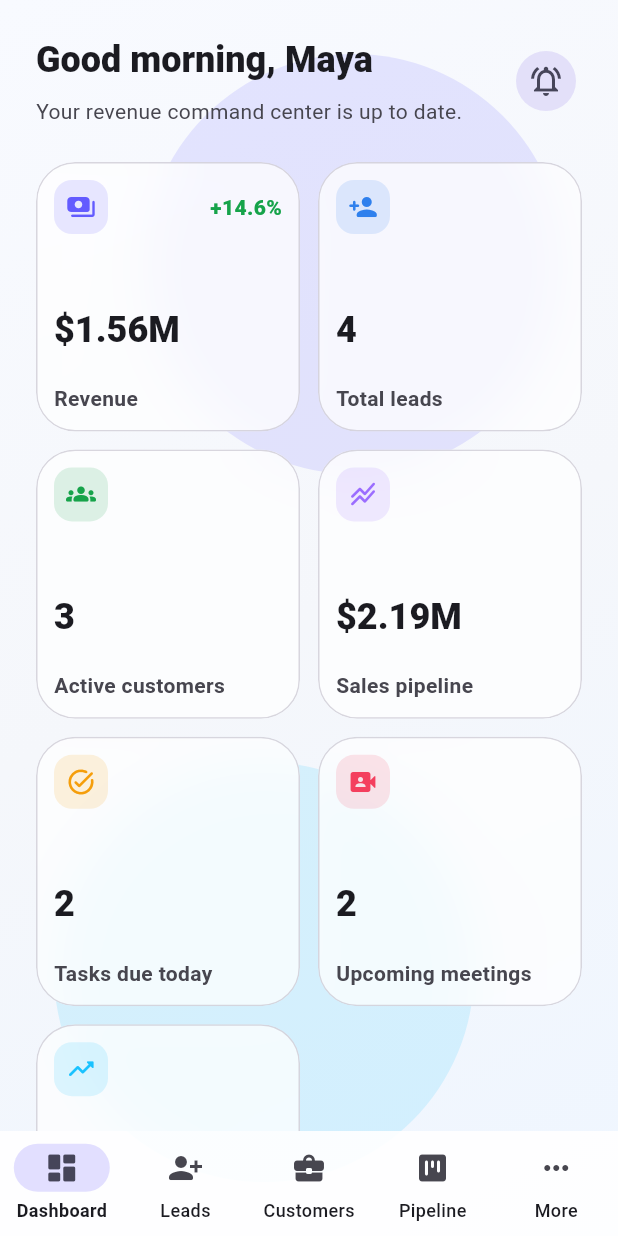
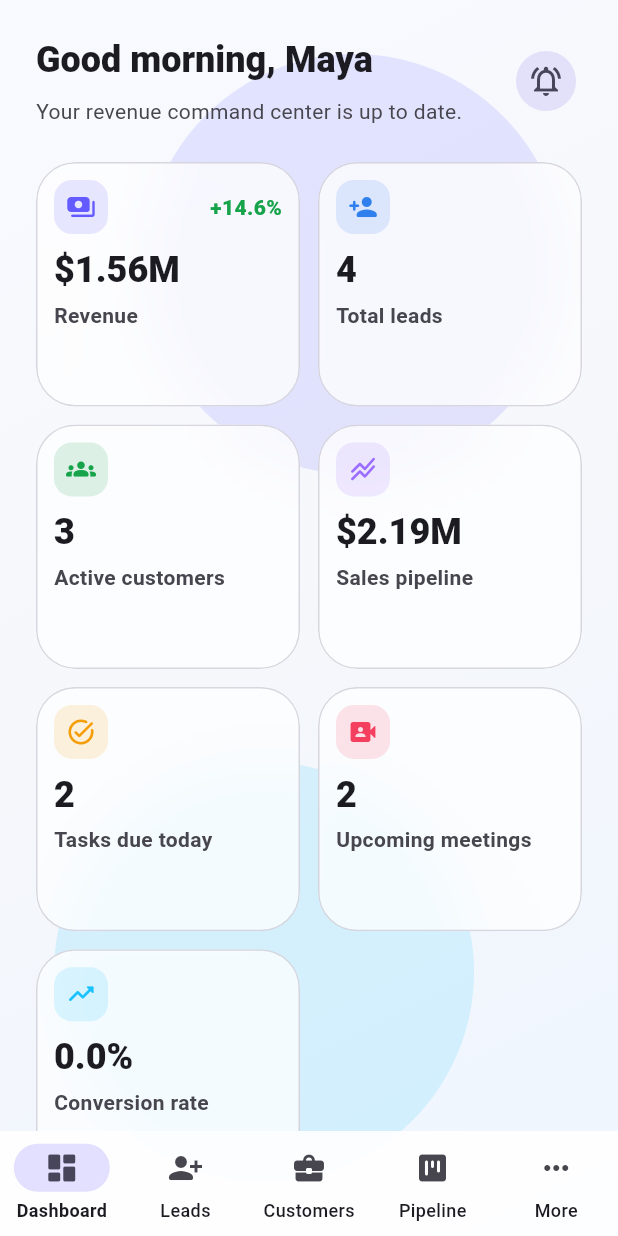
Before and after one commit to mernmaster2025/flutter-crm, a Flutter app: the screen it shows after launch, after a tap on "Sign in", on a phone screen of 412 x 824 dp. Run offline on Flutter 3.47's test engine with Material 3 defaults, Android fonts, the phone set to English and light mode, and no system bars; drawn by our look-alikes of flutter_animate; our stand-ins replace dio, fl_chart, flutter_riverpod, flutter_secure_storage, go_router, hive_flutter and 2 more; accounts and stored records are empty.

Commit message:
update card style

```diff
--- a/lib/presentation/customers/customers_screen.dart
+++ b/lib/presentation/customers/customers_screen.dart
@@ -117,7 +117,7 @@ class _CustomerCard extends ConsumerWidget {
                 ),
               ],
             ),
-            const SizedBox(height: AppSpacing.md),
+            const SizedBox(height: AppSpacing.sm),
             Wrap(
               spacing: AppSpacing.xs,
               children: [
@@ -126,10 +126,10 @@ class _CustomerCard extends ConsumerWidget {
                 for (final tag in customer.tags) StatusBadge(label: tag, color: AppColors.azure),
               ],
             ),
-            const SizedBox(height: AppSpacing.md),
+            const SizedBox(height: AppSpacing.sm),
             Text('Activity timeline', style: Theme.of(context).textTheme.titleSmall?.copyWith(fontWeight: FontWeight.w800)),
             const SizedBox(height: AppSpacing.xs),
-            for (final item in customer.history)
+            for (final item in customer.history.take(2))
               Padding(
                 padding: const EdgeInsets.only(bottom: AppSpacing.xs),
                 child: Row(
--- a/lib/presentation/dashboard/dashboard_screen.dart
+++ b/lib/presentation/dashboard/dashboard_screen.dart
@@ -102,7 +102,7 @@ class _MetricGrid extends StatelessWidget {
         crossAxisCount: Breakpoints.dashboardColumns(context),
         crossAxisSpacing: AppSpacing.sm,
         mainAxisSpacing: AppSpacing.sm,
-        childAspectRatio: Breakpoints.isTabletOrLarger(context) ? 1.45 : 0.98,
+        childAspectRatio: Breakpoints.isTabletOrLarger(context) ? 1.65 : 1.08,
       ),
       itemBuilder: (context, index) => cards[index].animate().fadeIn(delay: (40 * index).ms).slideY(begin: 0.08),
     );
--- a/lib/presentation/leads/leads_screen.dart
+++ b/lib/presentation/leads/leads_screen.dart
@@ -142,7 +142,7 @@ class _LeadTile extends ConsumerWidget {
                 ),
               ],
             ),
-            const SizedBox(height: AppSpacing.md),
+            const SizedBox(height: AppSpacing.sm),
             Wrap(
               spacing: AppSpacing.xs,
               runSpacing: AppSpacing.xs,
@@ -153,7 +153,7 @@ class _LeadTile extends ConsumerWidget {
                 StatusBadge(label: compactMoney(lead.estimatedValue)),
               ],
             ),
-            const SizedBox(height: AppSpacing.sm),
+            const SizedBox(height: AppSpacing.xs),
             Text('Next follow-up: ${lead.nextFollowUp.month}/${lead.nextFollowUp.day} • ${lead.assignedTo}'),
             if (lead.notes.isNotEmpty) Text(lead.notes.first, style: TextStyle(color: Theme.of(context).colorScheme.onSurfaceVariant)),
           ],
--- a/lib/presentation/modules/module_screens.dart
+++ b/lib/presentation/modules/module_screens.dart
@@ -38,7 +38,7 @@ class MoreScreen extends StatelessWidget {
             crossAxisCount: columns,
             crossAxisSpacing: AppSpacing.sm,
             mainAxisSpacing: AppSpacing.sm,
-            childAspectRatio: columns == 1 ? 2.6 : 2.9,
+            childAspectRatio: columns == 1 ? 3.45 : 3.2,
           ),
           itemBuilder: (context, index) => _MoreModuleCard(item: items[index]),
         ),
@@ -58,10 +58,10 @@ class _MoreModuleCard extends StatelessWidget {
       borderRadius: BorderRadius.circular(AppSpacing.radiusLg),
       onTap: () => context.go(item.path),
       child: GlassPanel(
-        padding: const EdgeInsets.all(AppSpacing.sm),
+        padding: const EdgeInsets.symmetric(horizontal: AppSpacing.sm, vertical: AppSpacing.xs),
         child: Row(
           children: [
-            CircleAvatar(child: Icon(item.icon)),
+            CircleAvatar(radius: 20, child: Icon(item.icon, size: 20)),
             const SizedBox(width: AppSpacing.sm),
             Expanded(
               child: Column(
--- a/lib/widgets/crm_components.dart
+++ b/lib/widgets/crm_components.dart
@@ -64,7 +64,7 @@ class MetricCard extends StatelessWidget {
     return GlassPanel(
       padding: const EdgeInsets.all(AppSpacing.sm),
       child: Column(
-        mainAxisAlignment: MainAxisAlignment.spaceBetween,
+        mainAxisAlignment: MainAxisAlignment.start,
         crossAxisAlignment: CrossAxisAlignment.start,
         children: [
           Row(
@@ -88,6 +88,7 @@ class MetricCard extends StatelessWidget {
             alignment: Alignment.centerLeft,
             child: Text(value, style: Theme.of(context).textTheme.headlineSmall?.copyWith(fontWeight: FontWeight.w900)),
           ),
+          const SizedBox(height: AppSpacing.xxs),
           Text(
             title,
             maxLines: 1,
--- a/lib/widgets/premium_scaffold.dart
+++ b/lib/widgets/premium_scaffold.dart
@@ -53,7 +53,7 @@ class GlassPanel extends StatelessWidget {
   const GlassPanel({
     super.key,
     required this.child,
-    this.padding = const EdgeInsets.all(AppSpacing.md),
+    this.padding = const EdgeInsets.all(AppSpacing.sm),
     this.borderRadius = AppSpacing.radiusLg,
   });
 
```
